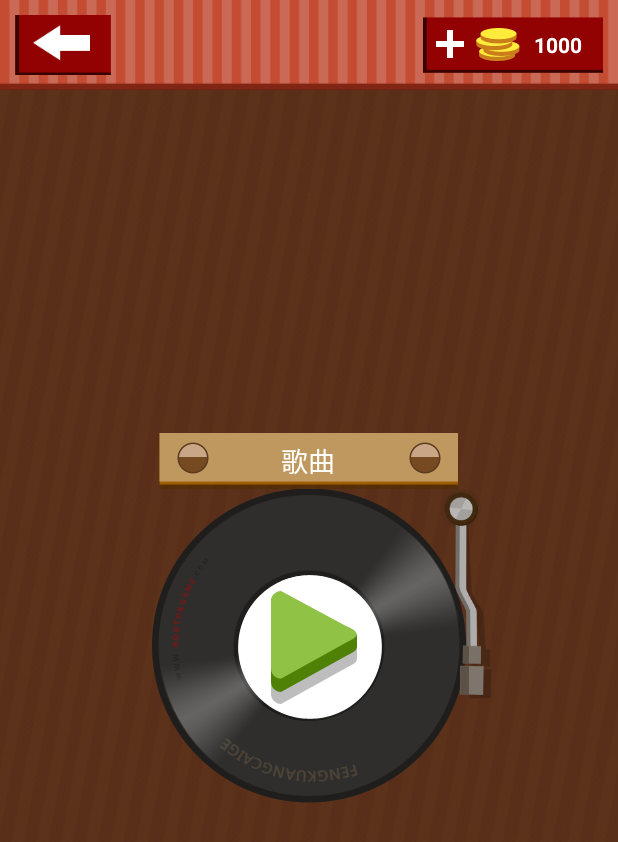
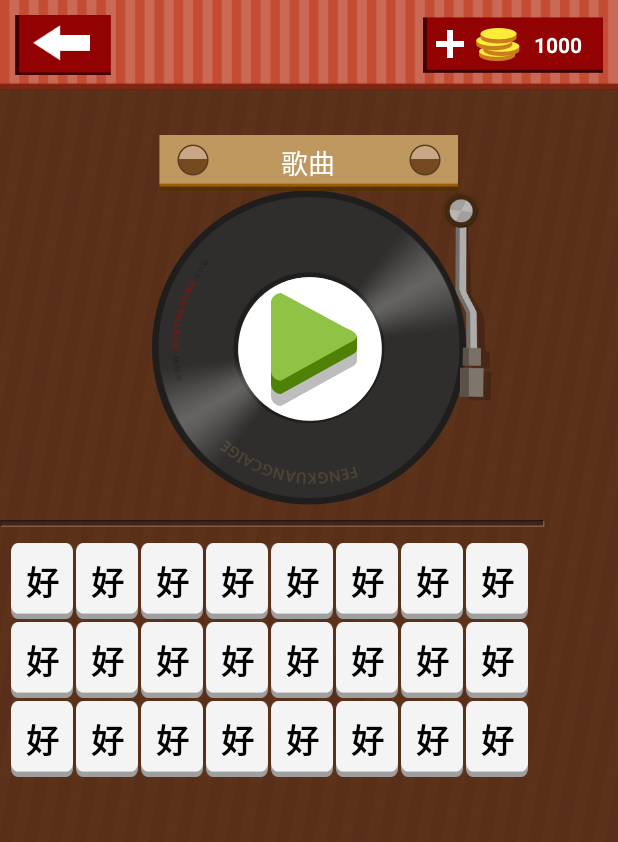
Before and after one commit to malijie/CrazyGuessMusic, an Android app: the screen it shows after launch (MainActivity), on a phone screen of 412 x 824 dp. Shown: the top 842 px of the screen. Run offline under Robolectric (Android 15) with nearby library versions, the phone set to English and light mode, and no system bars.

Commit message:
添加自定义控件文字待选框

```diff
--- a/GuessMusic/src/main/java/com/crazy/guess/music/MainActivity.java
+++ b/GuessMusic/src/main/java/com/crazy/guess/music/MainActivity.java
@@ -1,17 +1,17 @@
 package com.crazy.guess.music;
 
 import android.app.Activity;
-import android.media.Image;
 import android.os.Bundle;
-import android.view.Menu;
-import android.view.MenuItem;
 import android.view.View;
 import android.view.animation.Animation;
 import android.view.animation.AnimationUtils;
 import android.view.animation.LinearInterpolator;
 import android.widget.ImageButton;
 import android.widget.ImageView;
-import android.widget.Toast;
+import com.crazy.guess.music.model.WordButton;
+import com.crazy.guess.music.widget.WordButtonGridView;
+import java.util.ArrayList;
+import java.util.List;
 
 
 public class MainActivity extends Activity implements View.OnClickListener{
@@ -21,6 +21,8 @@ public class MainActivity extends Activity implements View.OnClickListener{
     private ImageView mViewBar = null;
     //播放按钮
     private ImageButton mButtonPlay = null;
+    //自定义控件 文字待选框
+    private WordButtonGridView mWordButtonGridView = null;
     //唱片动画
     private Animation mPanAnim = null;
     //播杆进入动画
@@ -35,6 +37,10 @@ public class MainActivity extends Activity implements View.OnClickListener{
     private LinearInterpolator mBarOutLin;
     //标志符，防止用户多次点击
     private boolean isPlaying = false;
+    //待选框的数据集合
+    private List<WordButton> mWordButtons = null;
+
+
 
     @Override
     protected void onCreate(Bundle savedInstanceState) {
@@ -45,6 +51,8 @@ public class MainActivity extends Activity implements View.OnClickListener{
         initAnimations();
         //初始化控件
         initViews();
+        //初始化待选框中数据
+        initCurrentStageData();
 
     }
 
@@ -55,6 +63,8 @@ public class MainActivity extends Activity implements View.OnClickListener{
         mButtonPlay = (ImageButton)findViewById(R.id.pan_button_start);
         mViewPan = (ImageView) findViewById(R.id.pan_img_disc);
         mViewBar = (ImageView) findViewById(R.id.pan_img_bar);
+
+        mWordButtonGridView = (WordButtonGridView) findViewById(R.id.words_gridview);
 
         mButtonPlay.setOnClickListener(this);
     }
@@ -140,6 +150,31 @@ public class MainActivity extends Activity implements View.OnClickListener{
 
     }
 
+    /**
+     * 初始化待选框数据
+     */
+    private void initCurrentStageData(){
+        //生成待选框数据
+        mWordButtons = getOptionsData();
+        //将数据给自定义控件
+        mWordButtonGridView.updateData(mWordButtons);
+
+    }
+
+    /**
+     * 生成待选框数据
+     * @return
+     */
+    private List<WordButton> getOptionsData(){
+        List<WordButton> wordButtons = new ArrayList<WordButton>();
+        //TODO 随机生成数据
+        for(int i=0;i<24;i++){
+            WordButton wordButton = new WordButton();
+            wordButton.mWordText = "好";
+            wordButtons.add(wordButton);
+        }
+        return wordButtons;
+    }
 
     @Override
     public void onClick(View view) {
@@ -163,4 +198,10 @@ public class MainActivity extends Activity implements View.OnClickListener{
            }
        }
    }
+
+    @Override
+    protected void onPause() {
+        mViewPan.clearAnimation();
+        super.onPause();
+    }
 }
--- /dev/null
+++ b/GuessMusic/src/main/java/com/crazy/guess/music/model/WordButton.java
@@ -0,0 +1,23 @@
+package com.crazy.guess.music.model;
+
+import android.widget.Button;
+
+/**
+ * 按钮实体类
+ * Created by vic_ma on 15/9/8.
+ */
+public class WordButton {
+    //按钮索引
+    public int mIndex;
+    //按钮文字
+    public String mWordText;
+    //是否可见
+    public boolean mVisable;
+    //按钮Button
+    public Button mButton;
+
+    public WordButton(){
+        this.mWordText = "";
+        this.mVisable = true;
+    }
+}
--- /dev/null
+++ b/GuessMusic/src/main/java/com/crazy/guess/music/utils/Util.java
@@ -0,0 +1,16 @@
+package com.crazy.guess.music.utils;
+
+import android.content.Context;
+import android.view.LayoutInflater;
+import android.view.View;
+
+/**
+ * Created by vic_ma on 15/9/8.
+ */
+public class Util {
+    public static View getView(Context context, int resId){
+        LayoutInflater inflater = LayoutInflater.from(context);
+        View view = View.inflate(context,resId,null);
+        return view;
+    }
+}
--- /dev/null
+++ b/GuessMusic/src/main/java/com/crazy/guess/music/widget/WordButtonGridView.java
@@ -0,0 +1,82 @@
+package com.crazy.guess.music.widget;
+
+import android.content.Context;
+import android.util.AttributeSet;
+import android.view.View;
+import android.view.ViewGroup;
+import android.widget.BaseAdapter;
+import android.widget.Button;
+import android.widget.GridView;
+import android.widget.ListAdapter;
+
+import com.crazy.guess.music.R;
+import com.crazy.guess.music.model.WordButton;
+import com.crazy.guess.music.utils.Util;
+
+import java.util.ArrayList;
+import java.util.List;
+
+/**
+ * 自定义控件，用于显示带选框中的文字按钮
+ * Created by vic_ma on 15/9/8.
+ */
+public class WordButtonGridView extends GridView{
+    private Context mContext = null;
+    //待选文字框集合类
+    private List<WordButton> mWordButtons = new ArrayList<WordButton>();
+    //自定义待选文字框adapter
+    private WordButtonAdapter mAdapter = null;
+
+    public WordButtonGridView(Context context, AttributeSet attrs) {
+        super(context, attrs);
+        this.mContext = context;
+        mAdapter = new WordButtonAdapter();
+        setAdapter(mAdapter);
+    }
+
+    /**
+     * 更新数据
+     * @param wordButtons
+     */
+    public void updateData(List<WordButton> wordButtons){
+        this.mWordButtons = wordButtons;
+        setAdapter(mAdapter);
+        mAdapter.notifyDataSetChanged();
+    }
+
+
+    private class WordButtonAdapter extends BaseAdapter{
+
+       @Override
+       public int getCount() {
+           return mWordButtons.size();
+       }
+
+       @Override
+       public Object getItem(int i) {
+           return mWordButtons.get(i);
+       }
+
+       @Override
+       public long getItemId(int i) {
+           return 0;
+       }
+
+       @Override
+       public View getView(int postion, View view, ViewGroup viewGroup) {
+           //获取每一个WordButton
+           WordButton holder;
+           if(view == null){
+               view = Util.getView(mContext,R.layout.word_button_item);
+               holder = mWordButtons.get(postion);
+               holder.mButton = (Button)view.findViewById(R.id.item_id);
+               view.setTag(holder);
+           }else{
+               holder = (WordButton) view.getTag();
+           }
+           holder.mButton.setText(holder.mWordText);
+           return view;
+       }
+   }
+
+}
--- /dev/null
+++ b/GuessMusic/src/main/res/drawable/word_button_selector.xml
@@ -0,0 +1,6 @@
+<?xml version="1.0" encoding="utf-8" ?>
+<selector xmlns:android="http://schemas.android.com/apk/res/android">
+    <item android:state_pressed="true" android:drawable="@mipmap/game_word1"></item>
+    <item android:state_selected="true" android:drawable="@mipmap/game_word1"></item>
+    <item android:drawable="@mipmap/game_word0"></item>
+</selector>
--- a/GuessMusic/src/main/res/layout/activity_main.xml
+++ b/GuessMusic/src/main/res/layout/activity_main.xml
@@ -1,9 +1,11 @@
-<RelativeLayout xmlns:android="http://schemas.android.com/apk/res/android"
+<LinearLayout xmlns:android="http://schemas.android.com/apk/res/android"
     xmlns:tools="http://schemas.android.com/tools"
     android:layout_width="match_parent"
     android:layout_height="match_parent"
-    android:background="@mipmap/index_background">
+    android:background="@mipmap/index_background"
+    android:orientation="vertical">
 
   <include layout="@layout/top_bar"/>
   <include layout="@layout/pan"/>
-</RelativeLayout>
+  <include layout="@layout/name_select"/>
+</LinearLayout>
--- /dev/null
+++ b/GuessMusic/src/main/res/layout/name_select.xml
@@ -0,0 +1,34 @@
+<LinearLayout xmlns:android="http://schemas.android.com/apk/res/android"
+    xmlns:tools="http://schemas.android.com/tools"
+    android:layout_width="wrap_content"
+    android:layout_height="match_parent"
+    android:orientation="vertical">
+    <LinearLayout
+        android:id="@+id/word_select_container"
+        android:layout_width="match_parent"
+        android:layout_height="wrap_content"
+        android:layout_marginBottom="10dip"
+        android:gravity="center"
+        android:orientation="horizontal">
+
+    </LinearLayout>
+    <ImageView
+        android:layout_width="wrap_content"
+        android:layout_height="wrap_content"
+        android:background="@mipmap/game_line"/>
+    <com.crazy.guess.music.widget.WordButtonGridView
+        android:id="@+id/words_gridview"
+        android:layout_width="match_parent"
+        android:layout_height="match_parent"
+        android:layout_marginTop="5dip"
+        android:layout_weight="1"
+        android:gravity="center"
+        android:horizontalSpacing="2dip"
+        android:verticalSpacing="2dip"
+        android:paddingLeft="2dip"
+        android:paddingRight="2dip"
+        android:numColumns="8"
+        />
+
+
+</LinearLayout>
--- a/GuessMusic/src/main/res/layout/pan.xml
+++ b/GuessMusic/src/main/res/layout/pan.xml
@@ -2,8 +2,10 @@
 <LinearLayout xmlns:android="http://schemas.android.com/apk/res/android"
     xmlns:tools="http://schemas.android.com/tools"
     android:layout_width="match_parent"
-    android:layout_height="match_parent"
+    android:layout_height="wrap_content"
     android:orientation="vertical"
+    android:layout_marginTop="30dip"
+    android:layout_centerInParent="true"
     android:gravity="center">
 
     <FrameLayout
--- /dev/null
+++ b/GuessMusic/src/main/res/layout/word_button_item.xml
@@ -0,0 +1,12 @@
+<!-- 待选文字布局   -->
+<Button xmlns:android="http://schemas.android.com/apk/res/android"
+    xmlns:tools="http://schemas.android.com/tools"
+    android:id="@+id/item_id"
+    android:layout_width="wrap_content"
+    android:layout_height="wrap_content"
+    android:gravity="center"
+    android:textColor="@color/black"
+    android:textSize="22sp"
+    android:textStyle="bold"
+    android:background="@drawable/word_button_selector">
+</Button>
```
Also changed, not shown: GuessMusic/src/main/res/mipmap-hdpi/game_line.png (added), GuessMusic/src/main/res/mipmap-hdpi/game_word0.png (added), GuessMusic/src/main/res/mipmap-hdpi/game_word1.png (added), GuessMusic/src/main/res/mipmap-hdpi/game_wordblank.png (added).
